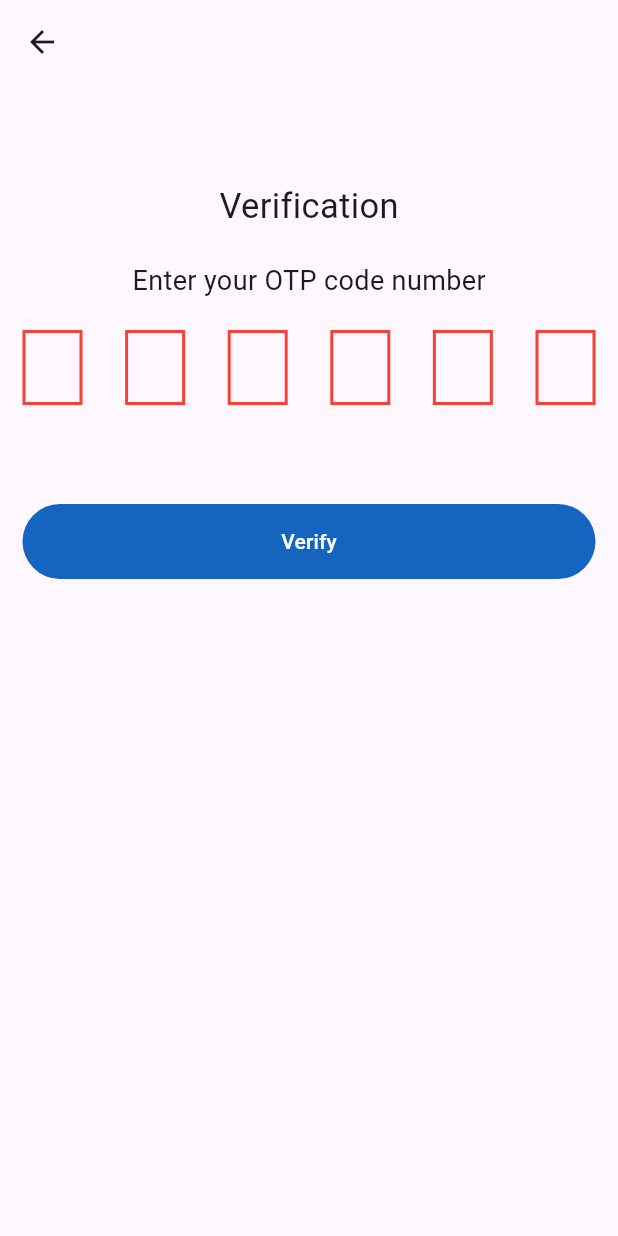
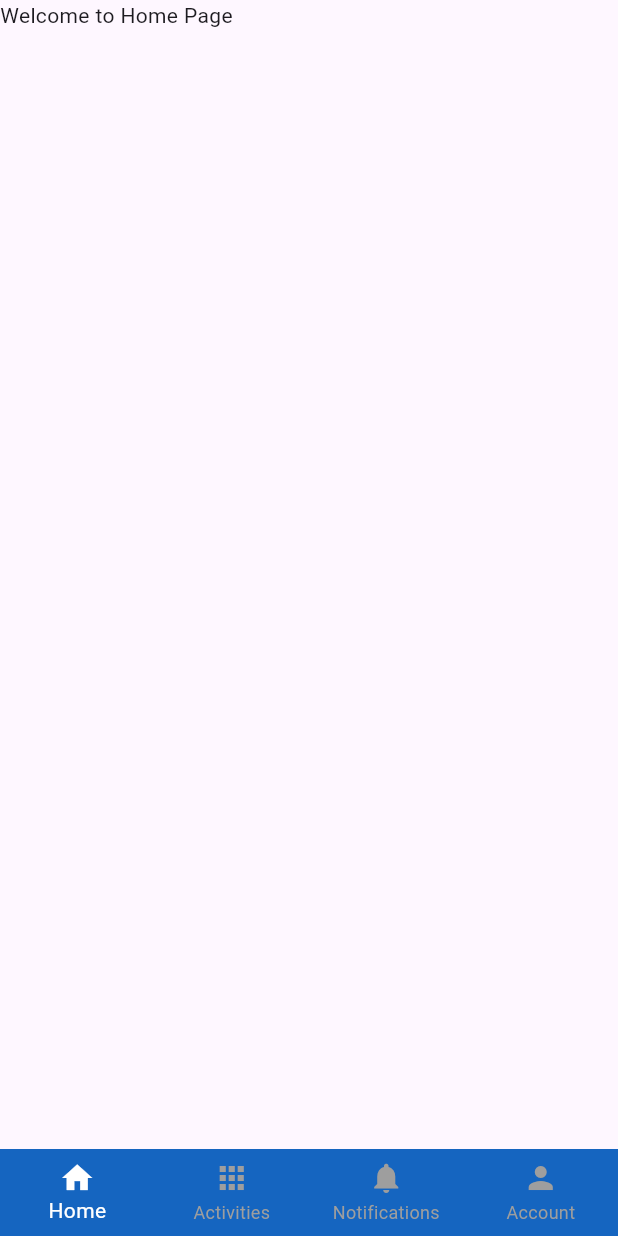
Before and after one commit to vsaran93/flutter_ido_app, a Flutter app: the OTPScreen screen opened directly, after a tap on "Verify", on a phone screen of 412 x 824 dp. Run offline on Flutter 3.47's test engine with Material 3 defaults, Android fonts, the phone set to English and light mode, and no system bars; drawn by our look-alikes of pin_code_fields.

Commit message:
bottom navigation bar and new screens added

```diff
--- /dev/null
+++ b/lib/main_navigator.dart
@@ -0,0 +1,73 @@
+import 'package:flutter/material.dart';
+import 'package:flutter_ido_app/screens/account_screen.dart';
+import 'package:flutter_ido_app/screens/activities_screen.dart';
+import 'package:flutter_ido_app/screens/home_screen.dart';
+import 'package:flutter_ido_app/screens/notification_screen.dart';
+
+class NavigationBarApp extends StatelessWidget {
+  const NavigationBarApp({ super.key });
+
+  @override
+  Widget build(BuildContext context) {
+    return MaterialApp(
+      theme: ThemeData(useMaterial3: true),
+      home: const MainNavigator(),
+    );
+  }
+}
+
+
+class MainNavigator extends StatefulWidget {
+  const MainNavigator({
+    super.key
+  });
+
+  @override
+  State<MainNavigator> createState() => _MainNavigator();
+}
+
+
+class _MainNavigator extends State<MainNavigator> {
+  final tabs = [ HomeScreen(), ActivitiesScreen(), NotificationScreen(), AccountScreen() ];
+  int currentPageIndex = 0;
+
+  @override
+  Widget build(BuildContext context) {
+    return Scaffold(
+      bottomNavigationBar: Container(
+        child: BottomNavigationBar(
+          backgroundColor: Colors.blue.shade800,
+          currentIndex: currentPageIndex,
+          unselectedItemColor: Colors.grey,
+          selectedItemColor: Colors.white,
+          type: BottomNavigationBarType.fixed,
+          elevation: 0,
+          onTap: (int index) {
+            setState(() {
+              currentPageIndex = index;
+            });
+          },
+          items: const<BottomNavigationBarItem> [
+          BottomNavigationBarItem(
+              icon: Icon(Icons.home),
+              label: 'Home'
+          ),
+          BottomNavigationBarItem(
+              icon: Icon(Icons.apps),
+              label: 'Activities'
+          ),
+          BottomNavigationBarItem(
+            icon: Icon(Icons.notifications),
+            label: 'Notifications'
+          ),
+          BottomNavigationBarItem(
+            icon: Icon(Icons.person),
+            label: 'Account'
+          )
+          ],
+        ),
+      ),
+      body: tabs[currentPageIndex],
+    );
+  }
+}
--- /dev/null
+++ b/lib/screens/home_screen.dart
@@ -0,0 +1,15 @@
+import 'package:flutter/material.dart';
+
+
+class HomeScreen extends StatelessWidget {
+  const HomeScreen({
+    super.key
+  });
+
+  @override
+  Widget build(BuildContext context) {
+    return Scaffold(
+      body: Text("Welcome to Home Page"),
+    );
+  }
+}
--- a/lib/screens/otp_screen.dart
+++ b/lib/screens/otp_screen.dart
@@ -1,4 +1,5 @@
 import 'package:flutter/material.dart';
+import 'package:flutter_ido_app/main_navigator.dart';
 import 'package:pin_code_fields/pin_code_fields.dart';
 
 class OTPScreen extends StatelessWidget {
@@ -28,7 +29,9 @@ class OTPScreen extends StatelessWidget {
             ),
             SizedBox(height: 50,),
             TextButton(
-              onPressed: () => {},
+              onPressed: () => {
+                Navigator.push(context, MaterialPageRoute(builder: (context) => const MainNavigator()))
+              },
               child: Text("Verify", style: TextStyle(color: Colors.white),),
               style: TextButton.styleFrom(
                 padding: EdgeInsets.all(10.0),
```
Also changed, not shown: lib/screens/account_screen.dart (added, +15 -0 lines), lib/screens/activities_screen.dart (added, +15 -0 lines), lib/screens/notification_screen.dart (added, +15 -0 lines).
